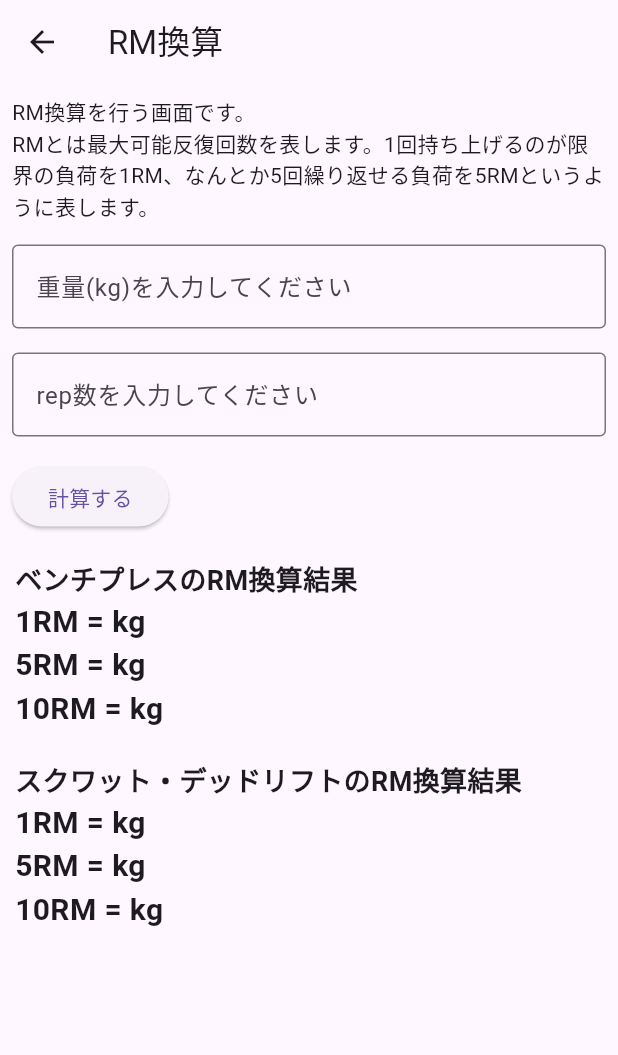
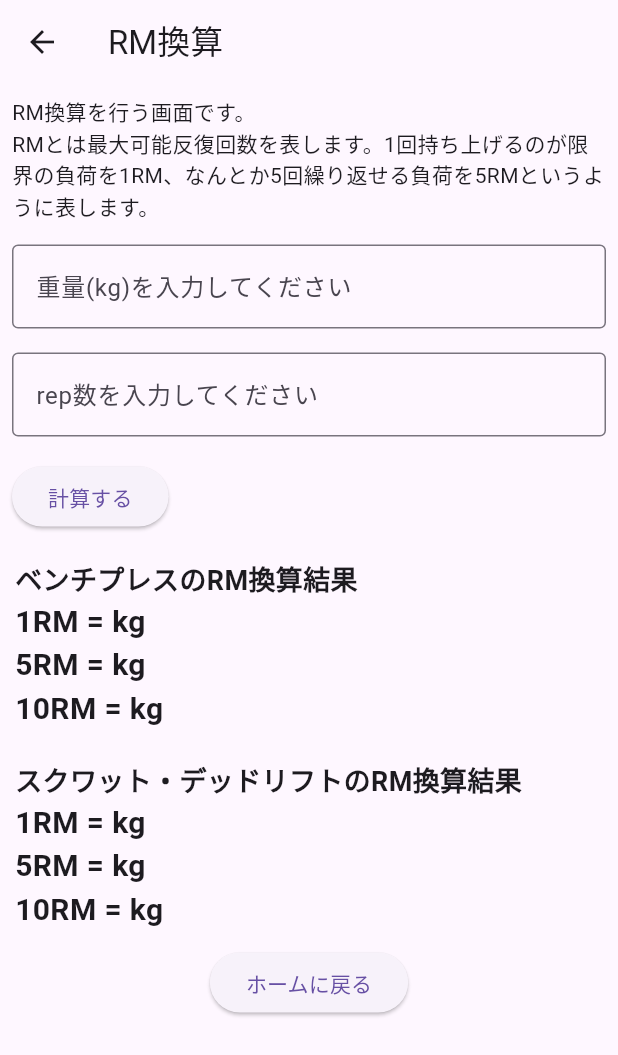
Before and after one commit to yudaitakeda/per, a Flutter app: the screen it shows after launch, after a tap on "RM換算", on a phone screen of 412 x 824 dp. Shown: the top 1055 px of the screen. Run offline on Flutter 3.47's test engine with Material 3 defaults, Android fonts, the light colour scheme and no system bars; our stand-ins replace table_calendar.

Commit message:
feat:目標pageとrm画面にホームstateボタン設置

```diff
--- /dev/null
+++ b/lib/goal.dart
@@ -0,0 +1 @@
+import 'package:flutter/material.dart';
--- a/lib/main.dart
+++ b/lib/main.dart
@@ -41,6 +41,16 @@ class WidgetExample extends StatelessWidget {
                   MaterialPageRoute(builder: (context) => Rmstate()),
                 );
               },
+              child: Text('目標記入'),
+            ),
+            ElevatedButton(
+              onPressed: () {
+                // working.dartファイル内のHomePageウィジェットを表示
+                Navigator.push(
+                  context,
+                  MaterialPageRoute(builder: (context) => Rmstate()),
+                );
+              },
               child: Text('RM換算'),
             ),
             ElevatedButton(
--- a/lib/rm.dart
+++ b/lib/rm.dart
@@ -1,4 +1,5 @@
 import 'package:flutter/material.dart';
+import 'main.dart';
 
 // StatefulWidgetを継承するクラスを定義
 class Rmstate extends StatefulWidget {
@@ -106,21 +107,21 @@ class _RmState extends State<Rmstate> {
                   ),
                 ),
                 Text(
-                  '1RM = ${_benchresult1 != null ? _benchresult1!.round() : ''}kg',
+                  '1RM = ${_benchresult1 != null ? _benchresult1!.round().toString() : ''}kg',
                   style: const TextStyle(
                     fontSize: 20.0,
                     fontWeight: FontWeight.bold,
                   ),
                 ),
                 Text(
-                  '5RM = ${_benchresult5 != null ? _benchresult5!.round() : ''}kg',
+                  '5RM = ${_benchresult5 != null ? _benchresult5!.round().toString() : ''}kg',
                   style: const TextStyle(
                     fontSize: 20.0,
                     fontWeight: FontWeight.bold,
                   ),
                 ),
                 Text(
-                  '10RM = ${_benchresult10 != null ? _benchresult10!.round() : ''}kg',
+                  '10RM = ${_benchresult10 != null ? _benchresult10!.round().toString() : ''}kg',
                   style: const TextStyle(
                     fontSize: 20.0,
                     fontWeight: FontWeight.bold,
@@ -143,21 +144,21 @@ class _RmState extends State<Rmstate> {
                   ),
                 ),
                 Text(
-                  '1RM = ${_squadliftresult1 != null ? _squadliftresult1!.round() : ''}kg',
+                  '1RM = ${_squadliftresult1 != null ? _squadliftresult1!.round().toString() : ''}kg',
                   style: const TextStyle(
                     fontSize: 20.0,
                     fontWeight: FontWeight.bold,
                   ),
                 ),
                 Text(
-                  '5RM = ${_squadliftresult5 != null ? _squadliftresult5!.round() : ''}kg',
+                  '5RM = ${_squadliftresult5 != null ? _squadliftresult5!.round().toString() : ''}kg',
                   style: const TextStyle(
                     fontSize: 20.0,
                     fontWeight: FontWeight.bold,
                   ),
                 ),
                 Text(
-                  '10RM = ${_squadliftresult10 != null ? _squadliftresult10!.round() : ''}kg',
+                  '10RM = ${_squadliftresult10 != null ? _squadliftresult10!.round().toString() : ''}kg',
                   style: const TextStyle(
                     fontSize: 20.0,
                     fontWeight: FontWeight.bold,
@@ -166,6 +167,19 @@ class _RmState extends State<Rmstate> {
               ],
             ),
           ),
+          // ElevatedButtonを中央に配置
+          Center(
+            child: ElevatedButton(
+              onPressed: () {
+                // working.dartファイル内のHomePageウィジェットを表示
+                Navigator.push(
+                  context,
+                  MaterialPageRoute(builder: (context) => WidgetExample()),
+                );
+              },
+              child: const Text('ホームに戻る'),
+            ),
+          ),
         ],
       ),
     );
```
